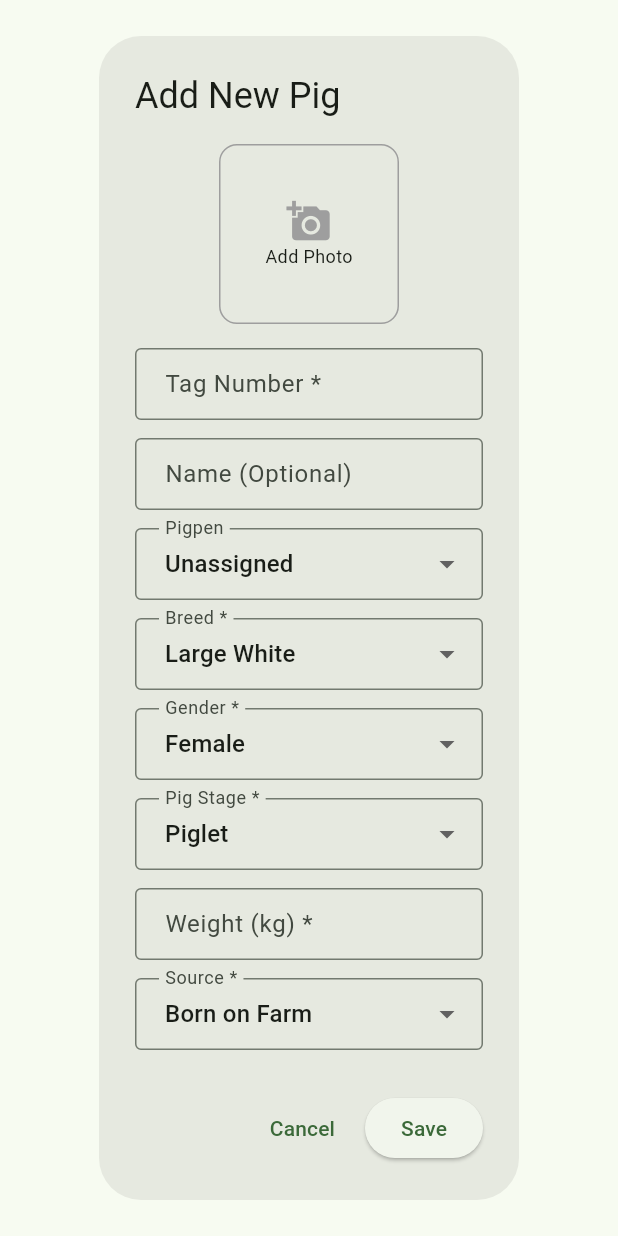
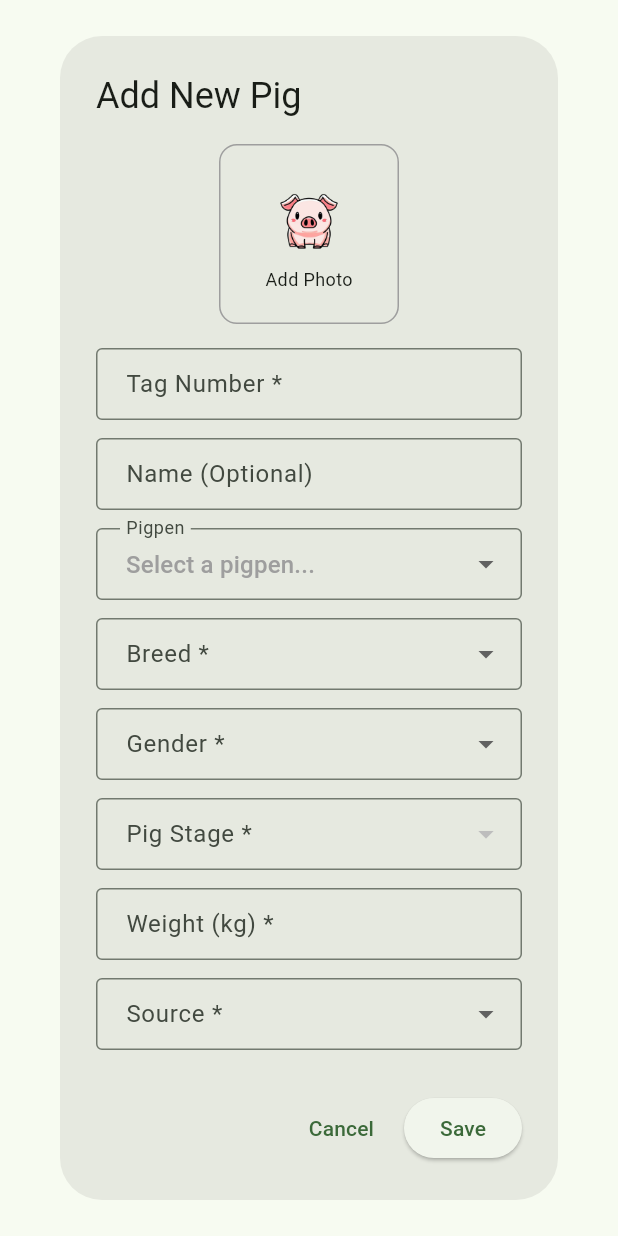
Before and after one commit to ChristianLascayDinoy/PigCare, a Flutter app: the _AddEditPigDialog widget shown alone on an empty page, opened directly with empty values, on a phone screen of 412 x 824 dp. Run offline on Flutter 3.47's test engine with Material 3 defaults, Android fonts, the phone set to English and light mode, and no system bars; our stand-ins replace fl_chart, flutter_local_notifications, flutter_timezone, hive, hive_flutter, image_picker and 6 more; accounts and stored records are empty.

Commit message:
Phase 3 Pipen and Pig Management Finalized

```diff
--- a/lib/core/views/pigpens/pigpen_management_screen.dart
+++ b/lib/core/views/pigpens/pigpen_management_screen.dart
@@ -104,7 +104,7 @@ class _PigpenManagementScreenState extends State<PigpenManagementScreen> {
                 TextFormField(
                   controller: descriptionController,
                   decoration: const InputDecoration(
-                    labelText: "Description",
+                    labelText: "Description (Optional)",
                     border: OutlineInputBorder(),
                   ),
                   maxLines: 3,
--- a/lib/core/views/pigs/pig_management_screen.dart
+++ b/lib/core/views/pigs/pig_management_screen.dart
@@ -351,7 +351,7 @@ class _PigManagementScreenState extends State<PigManagementScreen> {
                     ),
                     const SizedBox(height: 4),
                     Text(
-                      "${pig.breed} • ${pig.gender} • ${pig.getFormattedAge()}",
+                      "${pig.gender} • ${pig.stage} • ${pig.getFormattedAge()}",
                       style: const TextStyle(fontSize: 14),
                     ),
                     if (pig.pigpenKey != null) ...[
@@ -383,7 +383,14 @@ class _PigManagementScreenState extends State<PigManagementScreen> {
       backgroundColor: Colors.grey[200],
       backgroundImage:
           pig.imagePath != null ? FileImage(File(pig.imagePath!)) : null,
-      child: pig.imagePath == null ? const Icon(Icons.pets, size: 30) : null,
+      child: pig.imagePath == null
+          ? Image.asset(
+              'lib/assets/images/pig.png',
+              width: 30,
+              height: 30,
+              fit: BoxFit.contain,
+            )
+          : null,
     );
   }
 
@@ -495,6 +502,15 @@ class __AddEditPigDialogState extends State<_AddEditPigDialog> {
     'Other'
   ];
 
+  List<String> _getStagesForGender(String? gender) {
+    if (gender == 'Male') {
+      return ['Piglet', 'Weaner', 'Grower', 'Finisher', 'Boar'];
+    } else if (gender == 'Female') {
+      return ['Piglet', 'Weaner', 'Grower', 'Finisher', 'Sow'];
+    }
+    return []; // Default empty list if no gender is selected
+  }
+
   @override
   void initState() {
     super.initState();
@@ -519,11 +535,11 @@ class __AddEditPigDialogState extends State<_AddEditPigDialog> {
     };
 
     _dropdownValues = {
-      'gender': widget.existingPig?.gender ?? 'Female',
-      'stage': widget.existingPig?.stage ?? 'Piglet',
-      'source': widget.existingPig?.source ?? 'Born on Farm',
-      'pigpenKey': widget.existingPig?.pigpenKey,
-      'breed': widget.existingPig?.breed ?? _pigBreeds.first,
+      'gender': widget.existingPig?.gender,
+      'stage': widget.existingPig?.stage,
+      'source': widget.existingPig?.source,
+      'pigpenKey': null,
+      'breed': widget.existingPig?.breed,
       'motherTag': widget.existingPig?.motherTag,
       'fatherTag': widget.existingPig?.fatherTag,
       'imagePath': widget.existingPig?.imagePath,
@@ -619,11 +635,16 @@ class __AddEditPigDialogState extends State<_AddEditPigDialog> {
                   : null,
             ),
             child: _dropdownValues['imagePath'] == null
-                ? const Column(
+                ? Column(
                     mainAxisAlignment: MainAxisAlignment.center,
                     children: [
-                      Icon(Icons.add_a_photo, size: 30, color: Colors.grey),
-                      Text("Add Photo", style: TextStyle(fontSize: 12)),
+                      Image.asset(
+                        'lib/assets/images/pig.png',
+                        width: 60,
+                        height: 60,
+                        fit: BoxFit.contain,
+                      ),
+                      const Text("Add Photo", style: TextStyle(fontSize: 12)),
                     ],
                   )
                 : null,
@@ -694,28 +715,24 @@ class __AddEditPigDialogState extends State<_AddEditPigDialog> {
       children: [
         TextFormField(
           controller: _controllers['tag'],
-          keyboardType: TextInputType.number, // Shows numeric keyboard
+          keyboardType: TextInputType.text, // Allow letters and numbers
           inputFormatters: [
-            FilteringTextInputFormatter.digitsOnly, // Only allows digits
-            FilteringTextInputFormatter.deny(
-                RegExp(r'^0')), // Optional: Prevent leading zero
-            LengthLimitingTextInputFormatter(10), // Optional: Limit length
+            FilteringTextInputFormatter.allow(
+                RegExp(r'[a-zA-Z0-9]')), // Allows letters and digits
+            LengthLimitingTextInputFormatter(
+                10), // Limit to 10 characters (optional)
           ],
           decoration: const InputDecoration(
             labelText: "Tag Number *",
             border: OutlineInputBorder(),
-            hintText: "Enter numbers only",
+            hintText: "Enter tag (letters and numbers allowed)",
           ),
           readOnly: widget.existingPig != null,
           validator: (value) {
             final trimmedValue = value?.trim() ?? '';
             if (trimmedValue.isEmpty) return 'Required field';
-            if (!RegExp(r'^[0-9]+$').hasMatch(trimmedValue)) {
-              return 'Only numbers are allowed';
-            }
-            if (trimmedValue.length < 3) {
-              // Optional: Minimum length
-              return 'Tag must be at least 3 digits';
+            if (!RegExp(r'^[a-zA-Z0-9]+$').hasMatch(trimmedValue)) {
+              return 'Only letters and numbers are allowed';
             }
 
             // Check against all existing tags (trimmed)
@@ -751,15 +768,17 @@ class __AddEditPigDialogState extends State<_AddEditPigDialog> {
 
   Widget _buildPigpenDropdown() {
     return DropdownButtonFormField<int?>(
-      value: _dropdownValues['pigpenKey'],
+      value: _dropdownValues['pigpenKey'], // This will be null initially
       decoration: const InputDecoration(
         labelText: "Pigpen",
         border: OutlineInputBorder(),
+        hintText: "Select a pigpen", // Add a hint text
       ),
       items: [
         const DropdownMenuItem<int?>(
           value: null,
-          child: Text("Unassigned"),
+          child:
+              Text("Select a pigpen...", style: TextStyle(color: Colors.grey)),
         ),
         ...widget.allPigpens
             .where((p) => p.name != "Unassigned")
@@ -830,27 +849,39 @@ class __AddEditPigDialogState extends State<_AddEditPigDialog> {
           child: Text(gender),
         );
       }).toList(),
-      onChanged: (value) => setState(() => _dropdownValues['gender'] = value),
+      onChanged: (value) {
+        setState(() {
+          _dropdownValues['gender'] = value;
+          // Reset stage when gender changes
+          _dropdownValues['stage'] = null;
+        });
+      },
       validator: (value) => value == null ? 'Please select a gender' : null,
     );
   }
 
   Widget _buildStageDropdown() {
+    final availableStages = _getStagesForGender(_dropdownValues['gender']);
+
     return DropdownButtonFormField<String>(
       value: _dropdownValues['stage'],
       decoration: const InputDecoration(
         labelText: "Pig Stage *",
         border: OutlineInputBorder(),
       ),
-      items: ['Piglet', 'Weaner', 'Grower', 'Finisher', 'Sow', 'Boar']
-          .map((stage) {
+      items: availableStages.map((stage) {
         return DropdownMenuItem(
           value: stage,
           child: Text(stage),
         );
       }).toList(),
       onChanged: (value) => setState(() => _dropdownValues['stage'] = value),
-      validator: (value) => value == null ? 'Please select a stage' : null,
+      validator: (value) {
+        if (value == null) return 'Please select a stage';
+        if (!availableStages.contains(value))
+          return 'Invalid stage for selected gender';
+        return null;
+      },
     );
   }
 
```
Also changed, not shown: lib/core/views/pigpens/pigpen_pigs_list_screen.dart (+17 -12 lines), lib/core/views/pigs/pig_details_screen.dart (+13 -83 lines).
